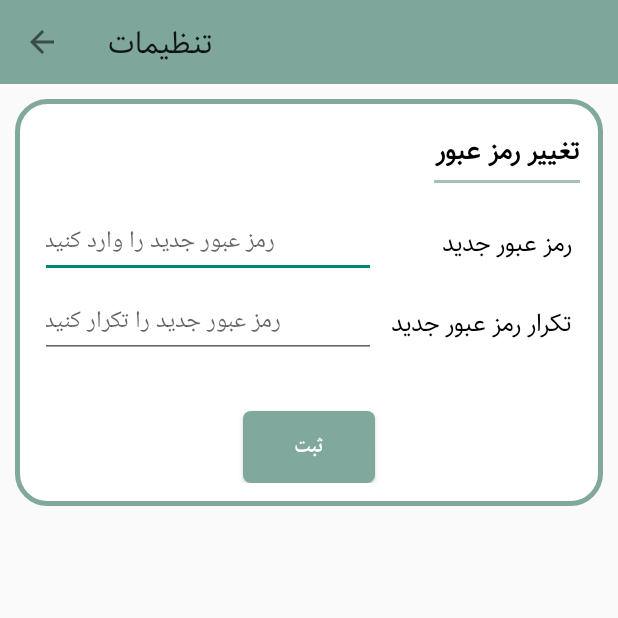
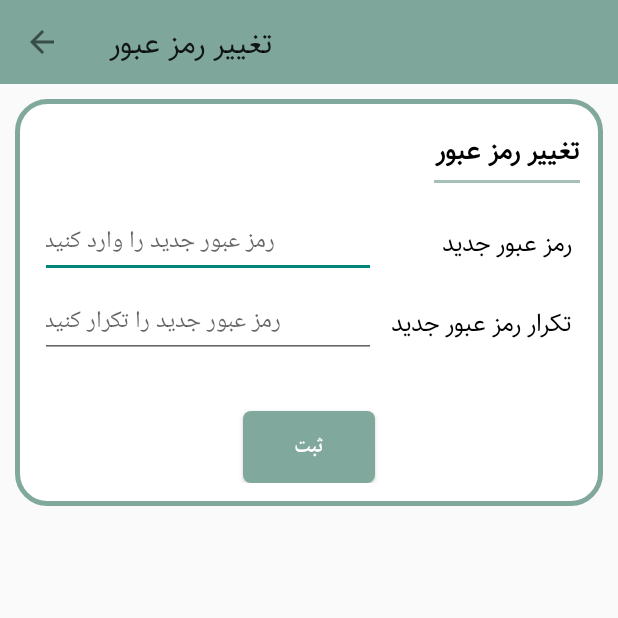
Before and after one commit to nacls/ResaAndroidApp, an Android app: the UserSettingActivity screen opened directly, with no data from a screen before it, on a phone screen of 412 x 824 dp, the top half of it. Run offline under Robolectric (Android 15) with nearby library versions, the phone set to English and light mode, and no system bars.

Commit message:
Fix: changed setting string to change password (for now)

```diff
--- a/app/src/main/res/values/strings.xml
+++ b/app/src/main/res/values/strings.xml
@@ -31,7 +31,7 @@
     <string name="title_activity_dashboard">DashboardActivity</string>
     <string name="default_text">مقدار پیش فرض</string>
     <string name="profile">پروفایل</string>
-    <string name="settings">تنظیمات</string>
+    <string name="settings">تغییر رمز عبور</string>
     <string name="logout">خروج</string>
     <string name="add_board">اضافه کردن برد</string>
     <string name="admin_control">تنظیمات ادمین</string>
@@ -103,7 +103,7 @@
 
     <string-array name="navigation_drawer_items_array">
         <item>پروفایل</item>
-        <item>تنظیمات</item>
+        <item>تغییر رمز عبور</item>
         <item>خروج</item>
     </string-array>
 </resources>
```
